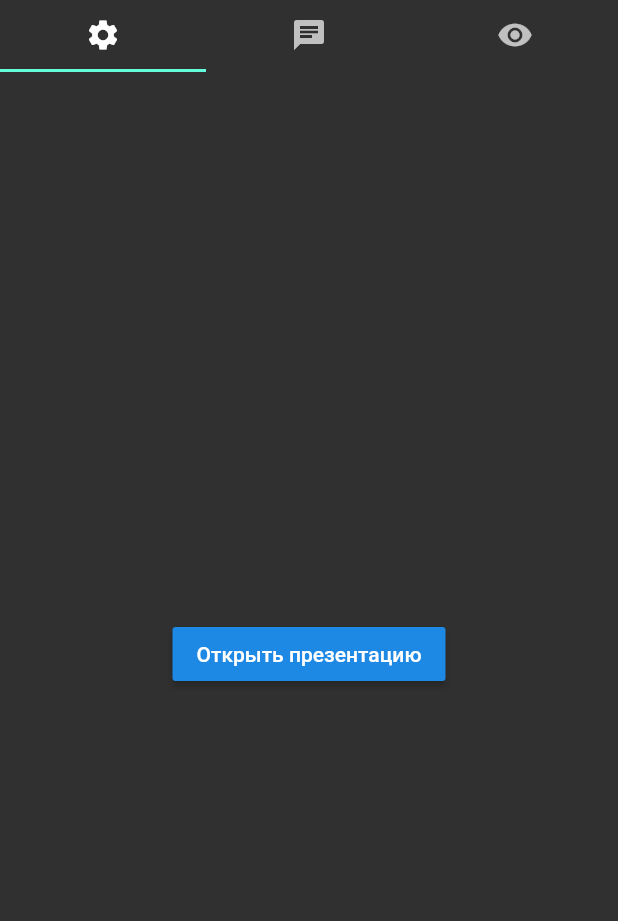
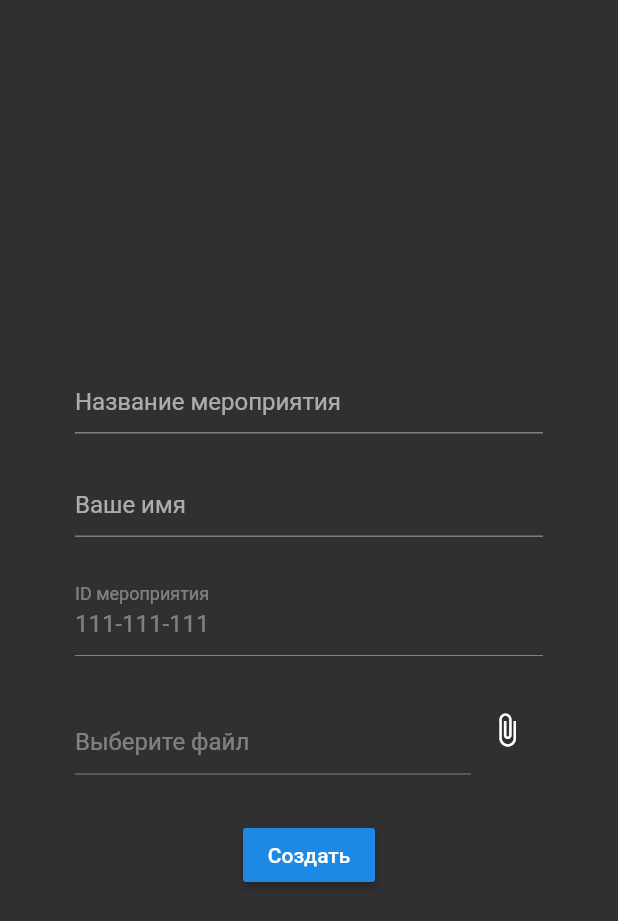
Before and after one commit to geooooo/univershare, a Flutter app: the screen it shows after launch, on a phone screen of 412 x 824 dp. Shown: the top 921 px of the screen. Run offline on Flutter 3.47's test engine with Material 2 defaults, Android fonts, the phone set to English and light mode, and no system bars; our stand-ins replace flutter_redux, redux; missing offline and left inert: flutter_document_picker.

Commit message:
append create event page

```diff
--- a/lib/src/services/action.dart
+++ b/lib/src/services/action.dart
@@ -24,3 +24,12 @@ class SendMessage {
   SendMessage(this.message, this.userName, this.isQuestion);
 
 }
+
+class CreateEvent {
+
+  final String eventName;
+  final String userName;
+
+  CreateEvent(this.eventName, this.userName);
+
+}
--- a/lib/src/services/intl.dart
+++ b/lib/src/services/intl.dart
@@ -3,7 +3,7 @@ const String idPlaceholder = '012-345-def';
 const String join = 'Присоединиться';
 const String createEvent = 'Создать мероприятие';
 const String or = 'или';
-const String yourName = 'Ваше имя ?';
+const String yourName = 'Ваше имя';
 const String cancel = 'Отмена';
 const String errorEventIdFormat = 'Неправильный ID (формат: $idPlaceholder)';
 const String errorNameEmpty = 'Не забудте ввести имя';
@@ -15,3 +15,6 @@ const String openPresentation = 'Открыть презентацию';
 const String openPresentationError = 'Возникла проблема при открытии презентации !';
 const String error = 'Ошибка';
 const String ok = 'Ок';
+const String create = 'Создать';
+const String selectFile = 'Выберите файл';
+const String createEventError = 'Заполните все поля !';
--- a/lib/src/services/route.dart
+++ b/lib/src/services/route.dart
@@ -17,7 +17,7 @@ Map<String, WidgetBuilder> routesFactory(Store<AppState> store) => {
 //  startPageRoute: (BuildContext context) => StartPage(
 //    store: store,
 //  ),
-  startPageRoute: (BuildContext context) => ListenerPage(
+  startPageRoute: (BuildContext context) => CreateEventPage(
     store: store,
   ),
   createEventRoute: (BuildContext context) => CreateEventPage(
--- a/lib/src/widgets/chat_input_field.dart
+++ b/lib/src/widgets/chat_input_field.dart
@@ -68,8 +68,8 @@ class ChatInputFieldState extends State<ChatInputField> {
 
   void _onSendMessage(bool isQuestion) {
     FocusScope.of(context).detach();
-    _controller.clear();
     setState(() {
+      _controller.clear();
       _maxLines = 1;
     });
     if (_value.isNotEmpty) {
@@ -84,7 +84,9 @@ class ChatInputFieldState extends State<ChatInputField> {
   }
 
   void _onChanged(String value) {
-    _value = value.trim();
+    setState(() {
+      _value = value.trim();
+    });
   }
 
 }
--- a/lib/src/widgets/create_event_page.dart
+++ b/lib/src/widgets/create_event_page.dart
@@ -2,6 +2,7 @@ import 'package:flutter/material.dart';
 import 'package:redux/redux.dart';
 
 import '../services/app_state.dart';
+import 'create_event_page_content.dart';
 
 class CreateEventPage extends StatelessWidget {
 
@@ -10,6 +11,24 @@ class CreateEventPage extends StatelessWidget {
   CreateEventPage({this.store});
 
   @override
-  Widget build(BuildContext context) => Container();
+  Widget build(BuildContext context) => SafeArea(
+    child: Scaffold(
+      resizeToAvoidBottomInset: false,
+      resizeToAvoidBottomPadding: false,
+      body: LayoutBuilder(
+        builder: (BuildContext context, BoxConstraints viewportConstraints) => SingleChildScrollView(
+          child: ConstrainedBox(
+            constraints: BoxConstraints(
+              minHeight: viewportConstraints.maxHeight,
+              minWidth: viewportConstraints.maxWidth,
+            ),
+            child: CreateEventPageContent(
+              store: store,
+            ),
+          ),
+        ),
+      ),
+    ),
+  );
 
 }
--- /dev/null
+++ b/lib/src/widgets/create_event_page_content.dart
@@ -0,0 +1,132 @@
+import 'package:flutter/material.dart';
+import 'package:flutter/services.dart';
+import 'package:flutter_redux/flutter_redux.dart';
+import 'package:redux/redux.dart';
+
+import '../services/app_state.dart';
+import '../services/intl.dart' as intl;
+import '../services/action.dart' as action;
+import '../services/route.dart' as route;
+import 'vertical_space.dart';
+import 'download_presentation.dart';
+import 'dialog_error.dart';
+
+class CreateEventPageContent extends StatefulWidget {
+
+  final Store<AppState> store;
+
+  CreateEventPageContent({this.store});
+
+  @override
+  State<CreateEventPageContent> createState() => CreateEventPageContentState(
+    store: store,
+  );
+
+}
+
+class CreateEventPageContentState extends State<CreateEventPageContent> {
+
+  static const _maxEventNameLength = 12;
+  static final RegExp _eventNameChars = RegExp(
+      r'[a-z\_]',
+      caseSensitive: false
+  );
+
+  final Store<AppState> store;
+  String _eventName = '';
+  String _userName = '';
+  bool _isPresentationLoaded = false;
+
+  CreateEventPageContentState({this.store});
+
+  @override
+  Widget build(BuildContext context) => Container(
+    margin: EdgeInsets.symmetric(
+      horizontal: 50,
+    ),
+    child: Column(
+      mainAxisSize: MainAxisSize.max,
+      mainAxisAlignment: MainAxisAlignment.center,
+      children: <Widget>[
+        TextField(
+          decoration: InputDecoration(
+            alignLabelWithHint: true,
+            labelText: intl.nameEvent,
+          ),
+          inputFormatters: <TextInputFormatter>[
+            LengthLimitingTextInputFormatter(_maxEventNameLength),
+            WhitelistingTextInputFormatter(_eventNameChars),
+          ],
+          onChanged: _onChangedEventName,
+        ),
+        VerticalSpace(10),
+        TextField(
+          decoration: InputDecoration(
+            alignLabelWithHint: true,
+            labelText: intl.yourName,
+          ),
+          inputFormatters: <TextInputFormatter>[
+            LengthLimitingTextInputFormatter(_maxEventNameLength),
+            WhitelistingTextInputFormatter(_eventNameChars),
+          ],
+          onChanged: _onChangedUserName,
+        ),
+        VerticalSpace(20),
+        StoreConnector<AppState, String>(
+          converter: (store) => store.state.eventId,
+          builder: (context, eventId) => TextFormField(
+            initialValue: eventId,
+            decoration: InputDecoration(
+              labelText: intl.idEvent,
+            ),
+            enabled: false,
+          ),
+        ),
+        VerticalSpace(20),
+        DownloadPresentation(
+          onSelectFile: _onSelectFile,
+        ),
+        VerticalSpace(30),
+        StoreConnector<AppState, VoidCallback>(
+          converter: (store) => () => store.dispatch(action.CreateEvent(_eventName, _userName)),
+          builder: (context, callback) => RaisedButton(
+            child: Text(intl.create),
+            onPressed: () => _onPressedCreateButton(callback),
+          ),
+        ),
+      ],
+    ),
+  );
+
+  void _onChangedEventName(String value) {
+    setState((){
+      _eventName = value;
+    });
+  }
+
+  void _onChangedUserName(String value) {
+    setState((){
+      _userName = value;
+    });
+  }
+
+  Future<void> _onPressedCreateButton(VoidCallback callback) async {
+    final allFieldsOk = _eventName.isNotEmpty && _userName.isNotEmpty && _isPresentationLoaded;
+    if (!allFieldsOk) {
+      await showDialogError(context, intl.createEventError);
+      return;
+    }
+    callback();
+    Navigator.pushReplacementNamed(
+      context,
+      route.presenterRoute,
+    );
+  }
+
+  void _onSelectFile(String path) {
+    setState(() {
+      _isPresentationLoaded = true;
+    });
+  }
+
+}
--- /dev/null
+++ b/lib/src/widgets/download_presentation.dart
@@ -0,0 +1,64 @@
+import 'package:flutter/material.dart';
+import 'package:flutter_document_picker/flutter_document_picker.dart';
+
+import '../services/intl.dart' as intl;
+
+typedef DownloadPresentationOnSelectFileFunction(String path);
+
+class DownloadPresentation extends StatefulWidget {
+
+  final DownloadPresentationOnSelectFileFunction onSelectFile;
+
+  DownloadPresentation({this.onSelectFile});
+
+  @override
+  State<DownloadPresentation> createState() => DownloadPresentationState(
+    onSelectFile: onSelectFile,
+  );
+
+}
+
+class DownloadPresentationState extends State<DownloadPresentation> {
+
+  final DownloadPresentationOnSelectFileFunction onSelectFile;
+  final TextEditingController _controller = TextEditingController();
+
+  DownloadPresentationState({this.onSelectFile});
+
+  @override
+  Widget build(BuildContext context) => Row(
+    children: <Widget>[
+      Expanded(
+        child: TextFormField(
+          controller: _controller,
+          decoration: InputDecoration(alignLabelWithHint: true,
+            labelText: intl.selectFile,
+          ),
+          enabled: false,
+        ),
+      ),
+      IconButton(
+        icon: Icon(Icons.attach_file),
+        onPressed: _onPressedSelectFile,
+      )
+    ],
+  );
+
+  Future<void>_onPressedSelectFile() async {
+    final path = await FlutterDocumentPicker.openDocument(
+      params: FlutterDocumentPickerParams(
+        allowedUtiTypes: ['com.adobe.pdf '],
+        allowedFileExtensions: ['pdf'],
+        allowedMimeTypes: ['application/pdf'],
+      ),
+    );
+    print(path);
+    if (path.isNotEmpty) {
+      setState(() {
+        _controller.text = path.split('/').last;
+      });
+      onSelectFile(path);
+    }
+  }
+
+}
--- a/pubspec.yaml
+++ b/pubspec.yaml
@@ -10,6 +10,7 @@ dependencies:
   flutter_redux: ^0.5.3
   redux: ^3.0.0
   url_launcher: ^5.0.2
+  flutter_document_picker: ^3.0.0
   flutter:
     sdk: flutter
 
```
Also changed, not shown: lib/src/services/reducer.dart (+13 -0 lines), lib/src/widgets/chat_messages.dart (+7 -4 lines), lib/src/widgets/dialog_error.dart (added, +18 -0 lines), lib/src/widgets/event_id.dart (+6 -2 lines), lib/src/widgets/listener_page_presentation.dart (+2 -15 lines), pubspec.lock, 4 other files.
